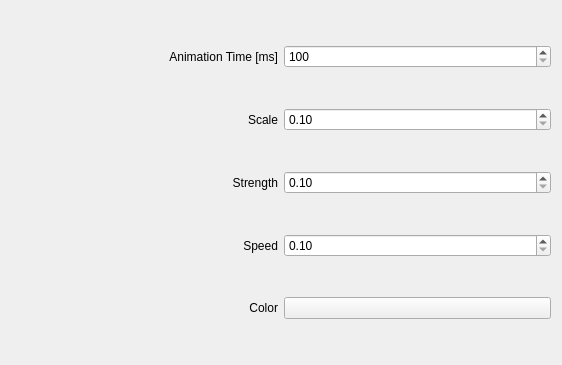
Old version of the form kwin/tv-glitch/config.ui in the repository Schneegans/Burn-My-Windows.
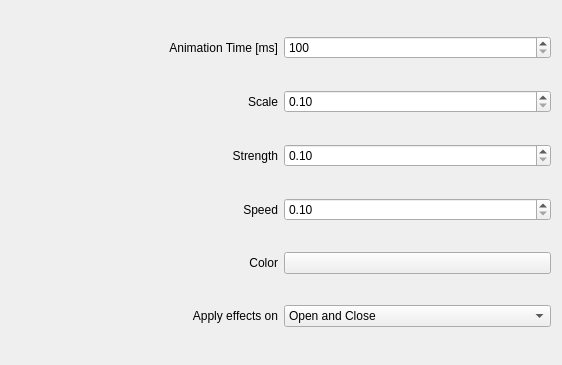
New version of the form. Custom widgets are drawn as their Qt base class.

Commit message: :tada: Apply effect on open only or close only

What changed in the file:
```diff
--- a/kwin/tv-glitch/config.ui
+++ b/kwin/tv-glitch/config.ui
@@ -123,7 +123,41 @@
      </property>
     </widget>
    </item>
-  </layout>
+  
+            <item row="6" column="0">
+                <widget class="QLabel" name="label_ApplyEffectsOn">
+                    <property name="text">
+                        <string>Apply effects on</string>
+                    </property>
+                    <property name="alignment">
+                        <set>Qt::AlignmentFlag::AlignRight|Qt::AlignmentFlag::AlignTrailing|Qt::AlignmentFlag::AlignVCenter</set>
+                    </property>
+                </widget>
+            </item>
+            <item row="6" column="1">
+                <widget class="QComboBox" name="kcfg_ApplyEffectsOn">
+                                        <property name="currentIndex">
+                        <number>2</number>
+                    </property>
+<item>
+                        <property name="text">
+                            <string>Open only</string>
+                        </property>
+                    </item>
+                    <item>
+                        <property name="text">
+                            <string>Close only</string>
+                        </property>
+                    </item>
+                    <item>
+                        <property name="text">
+                            <string>Open and Close</string>
+                        </property>
+                    </item>
+                </widget>
+            </item>
+
+        </layout>
  </widget>
  <customwidgets>
   <customwidget>
```
The commit also changes 38 other files.
